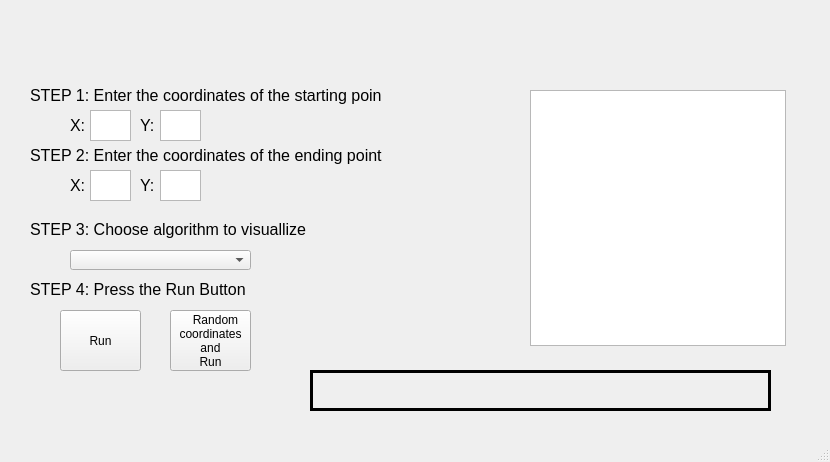
Before: the Qt Designer form mainWindow.ui in KostasAngel/Visualization-of-Path-finding-Algorithms, drawn with Qt 5.
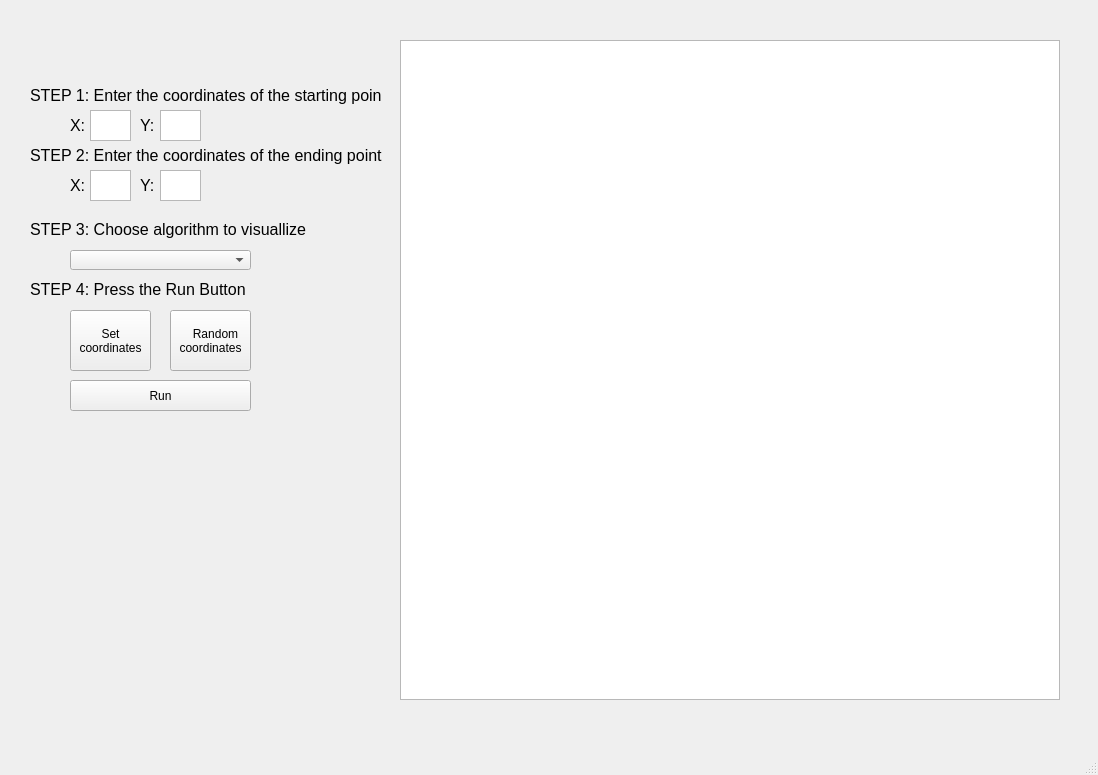
After: the same form once the commit is applied.

Commit message: Added grid drawing

Diff of the .ui file:
```diff
--- a/mainWindow.ui
+++ b/mainWindow.ui
@@ -6,8 +6,8 @@
    <rect>
     <x>0</x>
     <y>0</y>
-    <width>830</width>
-    <height>462</height>
+    <width>1098</width>
+    <height>775</height>
    </rect>
   </property>
   <property name="windowTitle">
@@ -208,10 +208,10 @@
    <widget class="QPushButton" name="runPathFinding">
     <property name="geometry">
      <rect>
-      <x>60</x>
-      <y>310</y>
-      <width>81</width>
-      <height>61</height>
+      <x>70</x>
+      <y>380</y>
+      <width>181</width>
+      <height>31</height>
      </rect>
     </property>
     <property name="text">
@@ -266,10 +266,8 @@
      </rect>
     </property>
     <property name="text">
-     <string>   Random 
-coordinates
-and 
-Run</string>
+     <string>   Random
+coordinates</string>
     </property>
    </widget>
    <widget class="QLabel" name="labelAlgorithm_2">
@@ -294,10 +292,10 @@
    <widget class="QGraphicsView" name="graphicsView">
     <property name="geometry">
      <rect>
-      <x>530</x>
-      <y>90</y>
-      <width>256</width>
-      <height>256</height>
+      <x>400</x>
+      <y>40</y>
+      <width>660</width>
+      <height>660</height>
      </rect>
     </property>
     <property name="frameShape">
@@ -328,36 +326,18 @@
      </brush>
     </property>
    </widget>
-   <widget class="QLabel" name="errorLabel">
+   <widget class="QPushButton" name="setCoordinates">
     <property name="geometry">
      <rect>
-      <x>310</x>
-      <y>370</y>
-      <width>461</width>
-      <height>41</height>
+      <x>70</x>
+      <y>310</y>
+      <width>81</width>
+      <height>61</height>
      </rect>
     </property>
-    <property name="font">
-     <font>
-      <family>Arial</family>
-      <pointsize>12</pointsize>
-      <weight>75</weight>
-      <bold>true</bold>
-      <underline>true</underline>
-      <stylestrategy>PreferDefault</stylestrategy>
-     </font>
-    </property>
-    <property name="frameShape">
-     <enum>QFrame::Box</enum>
-    </property>
-    <property name="lineWidth">
-     <number>3</number>
-    </property>
     <property name="text">
-     <string/>
-    </property>
-    <property name="margin">
-     <number>0</number>
+     <string>Set 
+coordinates</string>
     </property>
    </widget>
   </widget>
```
Left out of the diff: 4 changed lines with no effect on the pictures. The commit also changes 1 other file.
